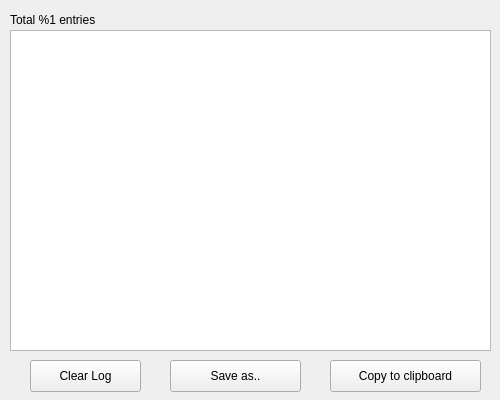
First picture: the form in src/ui/wizconsoledialog.ui, repository WizTeam/WizQTClient, before the edit.
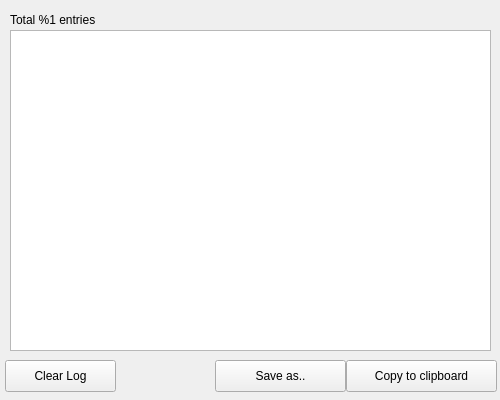
Second picture: the form after the edit.

Diff of the .ui file:
```diff
--- a/src/ui/wizconsoledialog.ui
+++ b/src/ui/wizconsoledialog.ui
@@ -69,7 +69,7 @@
   <widget class="QPushButton" name="btnSaveAs">
    <property name="geometry">
     <rect>
-     <x>170</x>
+     <x>215</x>
      <y>360</y>
      <width>131</width>
      <height>32</height>
@@ -85,7 +85,7 @@
   <widget class="QPushButton" name="btnCopyToClipboard">
    <property name="geometry">
     <rect>
-     <x>330</x>
+     <x>346</x>
      <y>360</y>
      <width>151</width>
      <height>32</height>
@@ -110,7 +110,7 @@
   <widget class="QPushButton" name="buttonClear">
    <property name="geometry">
     <rect>
-     <x>30</x>
+     <x>5</x>
      <y>360</y>
      <width>111</width>
      <height>32</height>
```
